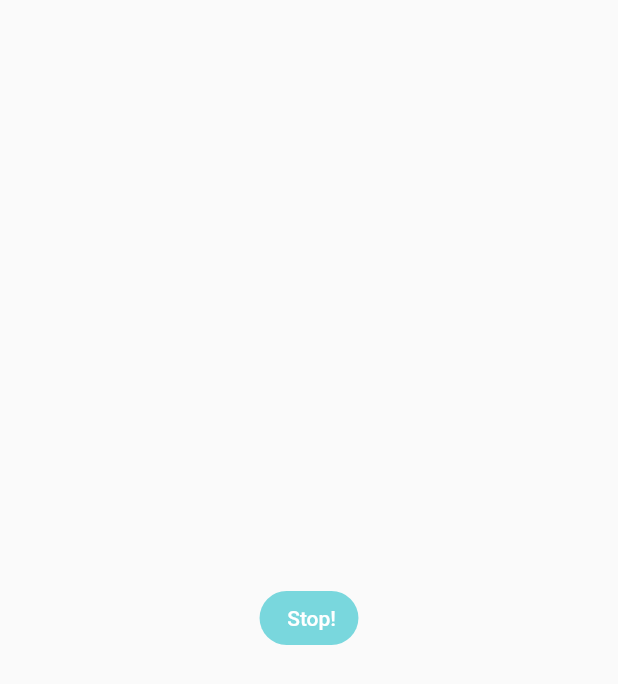
After one commit to teresafarah/236333_project_in_iot_espov_blue, a Flutter app: the StartingDisplay screen opened directly, on a phone screen of 412 x 824 dp. The commit adds this screen. Shown: the top 684 px of the screen. Run offline on Flutter 3.47's test engine with Material 2 defaults, Android fonts, the phone set to English and light mode, and no system bars; our stand-ins replace flutter_bluetooth_serial, flutter_native_image, image_picker; missing offline and left inert: a package.

Commit message:
sending const msg works

```diff
--- a/flutter/espov_at_home/lib/bluetooth_connect.dart
+++ b/flutter/espov_at_home/lib/bluetooth_connect.dart
@@ -3,6 +3,7 @@ import 'package:espov_at_home/display_terminal.dart';
 import 'package:flutter_bluetooth_serial/flutter_bluetooth_serial.dart';
 import 'package:espov_at_home/ChatPage.dart';
 import 'package:espov_at_home/SelectBondedDevicePage.dart';
+import 'global_vars.dart' as globals;
 
 class BluetoothConnect extends StatelessWidget {
   const BluetoothConnect({Key? key}) : super(key: key);
@@ -53,10 +54,13 @@ class BluetoothConnect extends StatelessWidget {
 
 
 void _startChat(BuildContext context, BluetoothDevice server) {
+
+
+  globals.global_server = server;
   Navigator.of(context).push(
     MaterialPageRoute(
       builder: (context) {
-        return DisplayTerminal(server: server);
+        return DisplayTerminal();
       },
     ),
   );
--- a/flutter/espov_at_home/lib/display_terminal.dart
+++ b/flutter/espov_at_home/lib/display_terminal.dart
@@ -5,8 +5,7 @@ import 'package:espov_at_home/picking_image.dart';
 import 'package:flutter_bluetooth_serial/flutter_bluetooth_serial.dart';
 
 class DisplayTerminal extends StatelessWidget {
-  final BluetoothDevice server;
-  const DisplayTerminal({required this.server});
+  const DisplayTerminal({Key? key}) : super(key: key);
   @override
   Widget build(BuildContext context) {
     return Scaffold(
@@ -20,7 +19,7 @@ class DisplayTerminal extends StatelessWidget {
               TextButton(
                 onPressed: () {
                   Navigator.push(context, MaterialPageRoute(builder: (context) {
-                    return PickingPhoto(server : server);
+                    return PickingPhoto();
                   }));
                 },
                 child: const Text('Choose a Photo'),
--- /dev/null
+++ b/flutter/espov_at_home/lib/starting_display.dart
@@ -0,0 +1,81 @@
+import 'package:espov_at_home/bluetooth_connect.dart';
+import 'package:espov_at_home/display_terminal.dart';
+import 'package:flutter/material.dart';
+
+
+import 'global_vars.dart' as globals;
+
+// void _sendMessage(String text) async {
+//   text = text.trim();
+//   textEditingController.clear();
+//
+//   if (text.length > 0) {
+//     try {
+//       connectioni < globals.fileslist!.output.add(Uint8List.fromList(utf8.encode(text + "\r\n")));
+//       await connection!.output.allSent;
+//
+//       setState(() {
+//         messages.add(_Message(clientID, text));
+//       });
+//
+//       Future.delayed(Duration(milliseconds: 333)).then((_) {
+//         listScrollController.animateTo(
+//             listScrollController.position.maxScrollExtent,
+//             duration: Duration(milliseconds: 333),
+//             curve: Curves.easeOut);
+//       });
+//     } catch (e) {
+//       // Ignore error, but notify state
+//       setState(() {});
+//     }
+//   }
+// }
+
+
+class StartingDisplay extends StatelessWidget {
+  const StartingDisplay({Key? key}) : super(key: key);
+  @override
+  Widget build(BuildContext context) {
+    return Scaffold(
+      // appBar: AppBar(
+      //   title: Text("hey"),
+      // ),
+      body:  Center(
+        child:  Column(
+          mainAxisAlignment: MainAxisAlignment.center,
+          crossAxisAlignment: CrossAxisAlignment.center,
+          mainAxisSize: MainAxisSize.min,
+          children:  <Widget>[
+
+            Spacer(),
+            TextButton(
+              style: ButtonStyle(
+                  backgroundColor: MaterialStatePropertyAll<Color>(Color(0xff79d7dd)),
+                  shape: MaterialStateProperty.all<RoundedRectangleBorder>(
+                      RoundedRectangleBorder(
+                        borderRadius: BorderRadius.circular(18.0),
+                      )
+                  )
+              ),
+
+              onPressed: () {
+                Navigator.pop(context);
+                // Navigator.push(context, MaterialPageRoute(builder: (context) {
+                //   return const DisplayTerminal();
+                // }
+                // )
+                // );
+              }
+              ,
+              child: const Text('   Stop!  ',style: TextStyle(color: Color(0xFFFFFFFF),),
+              ),
+            ),
+            Spacer(),
+
+          ],
+        ),
+
+      ),
+    );
+  }
+}
```
Also changed, not shown: flutter/espov_at_home/lib/ChatPage.dart (+55 -57 lines), flutter/espov_at_home/lib/global_vars.dart (added, +8 -0 lines), flutter/espov_at_home/lib/picking_image.dart (+49 -29 lines).
